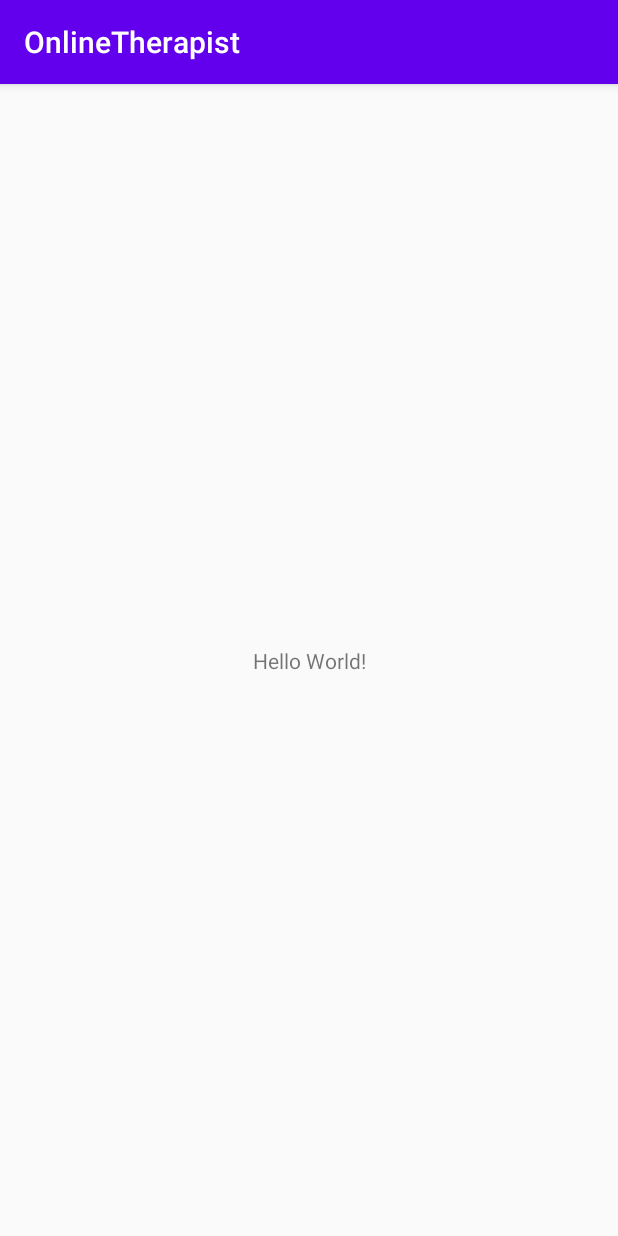
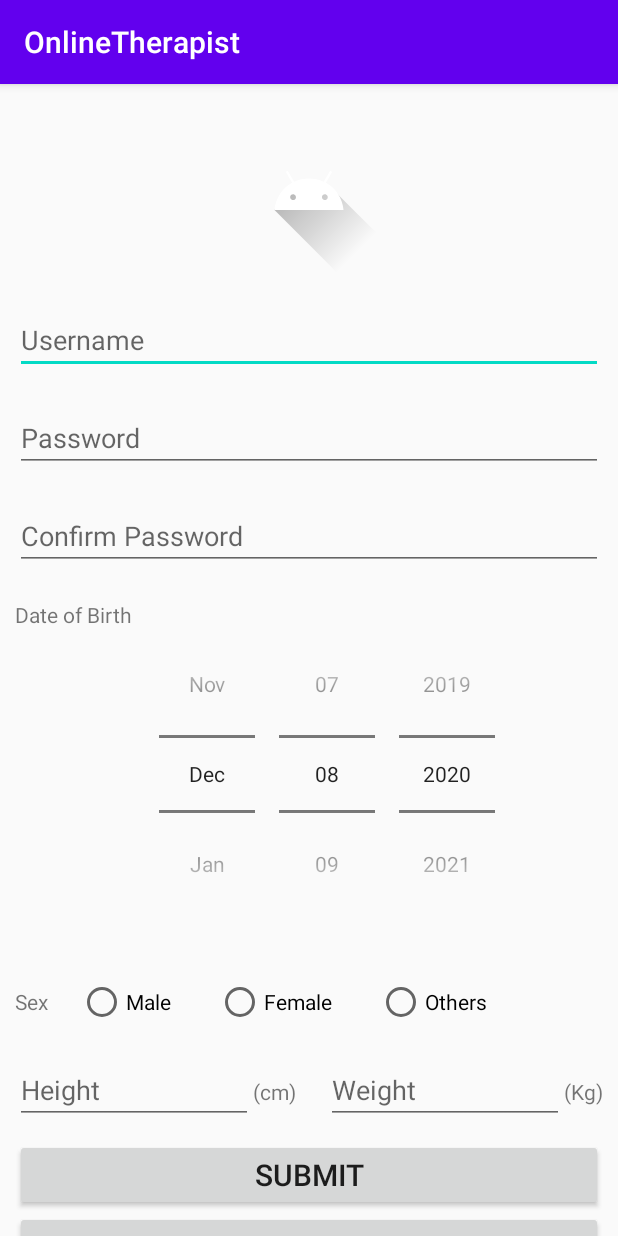
Before and after one commit to jojuo123/OnlineTherapist, an Android app: the screen it shows after launch (MainActivity before the commit, RegisterActivity after it), on a phone screen of 412 x 824 dp. Run offline under Robolectric (Android 15) with nearby library versions, the phone set to English and light mode, and no system bars; our stand-ins replace Firebase (no records; nobody signed in at launch, a user with empty details on screens opened directly).

Commit message:
register v-1

```diff
--- a/app/build.gradle
+++ b/app/build.gradle
@@ -33,4 +33,5 @@ dependencies {
 
     implementation platform('com.google.firebase:firebase-bom:26.1.1')
     implementation 'com.google.firebase:firebase-analytics'
+    implementation 'com.google.firebase:firebase-database'
 }
--- a/app/src/main/AndroidManifest.xml
+++ b/app/src/main/AndroidManifest.xml
@@ -9,13 +9,16 @@
         android:roundIcon="@mipmap/ic_launcher_round"
         android:supportsRtl="true"
         android:theme="@style/AppTheme">
-        <activity android:name=".MainActivity">
+        <activity android:name=".account.RegisterActivity">
             <intent-filter>
                 <action android:name="android.intent.action.MAIN" />
 
                 <category android:name="android.intent.category.LAUNCHER" />
             </intent-filter>
         </activity>
+        <activity android:name=".MainActivity">
+
+        </activity>
     </application>
 
 </manifest>
--- /dev/null
+++ b/app/src/main/java/com/example/onlinetherapist/account/IRegisterPresenter.java
@@ -0,0 +1,28 @@
+package com.example.onlinetherapist.account;
+
+import android.app.Activity;
+
+import java.util.Calendar;
+
+public interface IRegisterPresenter {
+    interface Presenter{
+        void register(Activity activity, String username, String password, String cf_password,
+                      int sex, int height, int weight,
+                      Calendar dob);
+    }
+    interface View{
+        void onRegisterFailed(String message);
+        void onRegisterSuccess(String message);
+    }
+    interface Interactor{
+        void firebase_registration(Activity activity, String username, String password);
+        void validate_infor(Activity activity, String username, String password, String cf_password,
+                            int sex, int height, int weight, Calendar dob);
+        void upload_infor(Activity activity, String username, String password, int sex,
+                          int height, int weight, String dob);
+    }
+    interface onRegistrationListener{
+        void onSuccess(String message);
+        void onFailed(String message);
+    }
+}
--- /dev/null
+++ b/app/src/main/java/com/example/onlinetherapist/account/RegisterPresenter.java
@@ -0,0 +1,33 @@
+package com.example.onlinetherapist.account;
+
+import android.app.Activity;
+
+import com.google.firebase.database.DatabaseReference;
+
+import java.util.Calendar;
+
+public class RegisterPresenter implements IRegisterPresenter.Presenter, IRegisterPresenter.onRegistrationListener {
+    private IRegisterPresenter.View register_view;
+    private RegisterInteractor interactor;
+    public RegisterPresenter(IRegisterPresenter.View view){
+        register_view = view;
+        interactor = new RegisterInteractor(this);
+    }
+
+    @Override
+    public void register(Activity activity, String username, String password, String cf_password,
+                         int sex, int height, int weight, Calendar dob) {
+        interactor.validate_infor(activity, username, password,
+                cf_password, sex, height, weight, dob);
+    }
+
+    @Override
+    public void onFailed(String message) {
+        register_view.onRegisterFailed(message);
+    }
+
+    @Override
+    public void onSuccess(String message) {
+        register_view.onRegisterSuccess(message);
+    }
+}
--- /dev/null
+++ b/app/src/main/res/layout/activity_register.xml
@@ -0,0 +1,170 @@
+<?xml version="1.0" encoding="utf-8"?>
+<ScrollView xmlns:android="http://schemas.android.com/apk/res/android"
+    xmlns:tools="http://schemas.android.com/tools"
+    android:layout_width="match_parent"
+    android:layout_height="match_parent"
+    android:orientation="vertical"
+    tools:context=".account.RegisterActivity">
+    <LinearLayout
+        android:layout_width="match_parent"
+        android:layout_height="match_parent"
+        android:orientation="vertical">
+
+
+    <ImageView
+        android:layout_marginTop="20dp"
+        android:layout_marginBottom="10dp"
+        android:layout_gravity="center"
+        android:src="@drawable/ic_launcher_foreground"
+        android:layout_width="wrap_content"
+        android:layout_height="wrap_content"
+        android:contentDescription="@string/app_logo"/>
+
+
+    <EditText
+        android:layout_margin="10dp"
+
+        android:id="@+id/reg_username"
+        android:layout_width="match_parent"
+        android:layout_height="wrap_content"
+        android:hint="@string/username"
+        android:autofillHints="@string/username"
+        />
+
+    <EditText
+        android:layout_margin="10dp"
+        android:inputType="textPassword"
+        android:id="@+id/reg_password"
+        android:layout_width="match_parent"
+        android:layout_height="wrap_content"
+        android:hint="@string/password"
+        android:autofillHints="@string/password"
+        />
+    <EditText
+        android:layout_margin="10dp"
+        android:inputType="textPassword"
+        android:id="@+id/reg_cf_password"
+        android:layout_width="match_parent"
+        android:layout_height="wrap_content"
+        android:hint="@string/cf_password"
+        android:autofillHints="@string/cf_password"/>
+
+        <LinearLayout
+            android:layout_width="match_parent"
+            android:layout_height="wrap_content"
+            android:layout_margin="10dp"
+            android:orientation="horizontal">
+
+            <TextView
+                android:layout_width="wrap_content"
+                android:layout_height="wrap_content"
+                android:text="@string/date_of_birth" />
+
+            <DatePicker
+                android:id="@+id/reg_date"
+                android:layout_width="wrap_content"
+                android:layout_height="wrap_content"
+                android:layout_margin="10dp"
+                android:calendarViewShown="false"
+                android:datePickerMode="spinner"
+                android:inputType="date" />
+
+        </LinearLayout>
+
+        <LinearLayout
+        android:layout_margin="10dp"
+        android:layout_width="match_parent"
+        android:layout_height="wrap_content"
+        android:orientation="horizontal">
+        <TextView
+            android:layout_marginEnd="10dp"
+            android:layout_width="wrap_content"
+            android:layout_height="wrap_content"
+            android:text="@string/reg_sex"
+            />
+        <RadioButton
+            android:layout_marginStart="10dp"
+            android:id="@+id/sex_male"
+            android:layout_width="wrap_content"
+            android:layout_height="wrap_content"
+            android:text="Male"
+            android:onClick="onGenderClick"
+            />
+        <RadioButton
+            android:layout_marginStart="30dp"
+            android:id="@+id/sex_female"
+            android:layout_width="wrap_content"
+            android:layout_height="wrap_content"
+            android:text="Female"
+            android:onClick="onGenderClick"
+            />
+        <RadioButton
+            android:layout_marginStart="30dp"
+            android:id="@+id/sex_others"
+            android:layout_width="wrap_content"
+            android:layout_height="wrap_content"
+            android:text="Others"
+            android:onClick="onGenderClick"
+            />
+    </LinearLayout>
+    <LinearLayout
+        android:layout_margin="10dp"
+        android:layout_width="match_parent"
+        android:layout_height="wrap_content"
+        android:orientation="horizontal"
+        >
+        <EditText
+
+            android:id="@+id/reg_height"
+            android:layout_weight="1"
+            android:layout_width="0dp"
+            android:layout_height="wrap_content"
+            android:hint="@string/height"
+            android:autofillHints="@string/height"
+            android:inputType="number"
+            />
+        <TextView
+            android:layout_width="wrap_content"
+            android:layout_height="wrap_content"
+            android:text="(cm)"
+            android:layout_marginEnd="10dp"
+            />
+        <EditText
+            android:layout_marginStart="10dp"
+            android:id="@+id/reg_weight"
+            android:layout_weight="1"
+            android:layout_width="0dp"
+            android:layout_height="wrap_content"
+            android:hint="@string/weight"
+            android:autofillHints="@string/weight"
+            android:inputType="number"
+            />
+        <TextView
+            android:layout_width="wrap_content"
+            android:layout_height="wrap_content"
+            android:text="(Kg)"
+
+            />
+    </LinearLayout>
+    <Button
+        android:layout_marginLeft="10dp"
+        android:layout_marginRight="10dp"
+        android:layout_gravity="center"
+        android:id="@+id/reg_submit"
+        android:layout_width="match_parent"
+        android:layout_height="wrap_content"
+        android:text="@string/reg_submit"
+        android:textSize="20sp"
+        />
+    <Button
+        android:layout_marginLeft="10dp"
+        android:layout_marginRight="10dp"
+        android:layout_gravity="center"
+        android:id="@+id/reg_back_login"
+        android:layout_width="match_parent"
+        android:layout_height="wrap_content"
+        android:text="@string/already_has_account"
+        android:textSize="20sp"
+        />
+    </LinearLayout>
+</ScrollView>
--- a/app/src/main/res/values/strings.xml
+++ b/app/src/main/res/values/strings.xml
@@ -1,3 +1,13 @@
 <resources>
     <string name="app_name">OnlineTherapist</string>
+    <string name="app_logo">app_logo</string>
+    <string name="username">Username</string>
+    <string name="password">Password</string>
+    <string name="cf_password">Confirm Password</string>
+    <string name="height">Height</string>
+    <string name="weight">Weight</string>
+    <string name="date_of_birth">Date of Birth</string>
+    <string name="reg_submit">Submit</string>
+    <string name="reg_sex">Sex</string>
+    <string name="already_has_account">Already Has Account</string>
 </resources>
```
Also changed, not shown: app/src/main/java/com/example/onlinetherapist/account/IRegisterView.java (added, +7 -0 lines), app/src/main/java/com/example/onlinetherapist/account/RegisterActivity.java (added, +150 -0 lines), app/src/main/java/com/example/onlinetherapist/account/RegisterInteractor.java (added, +117 -0 lines).
